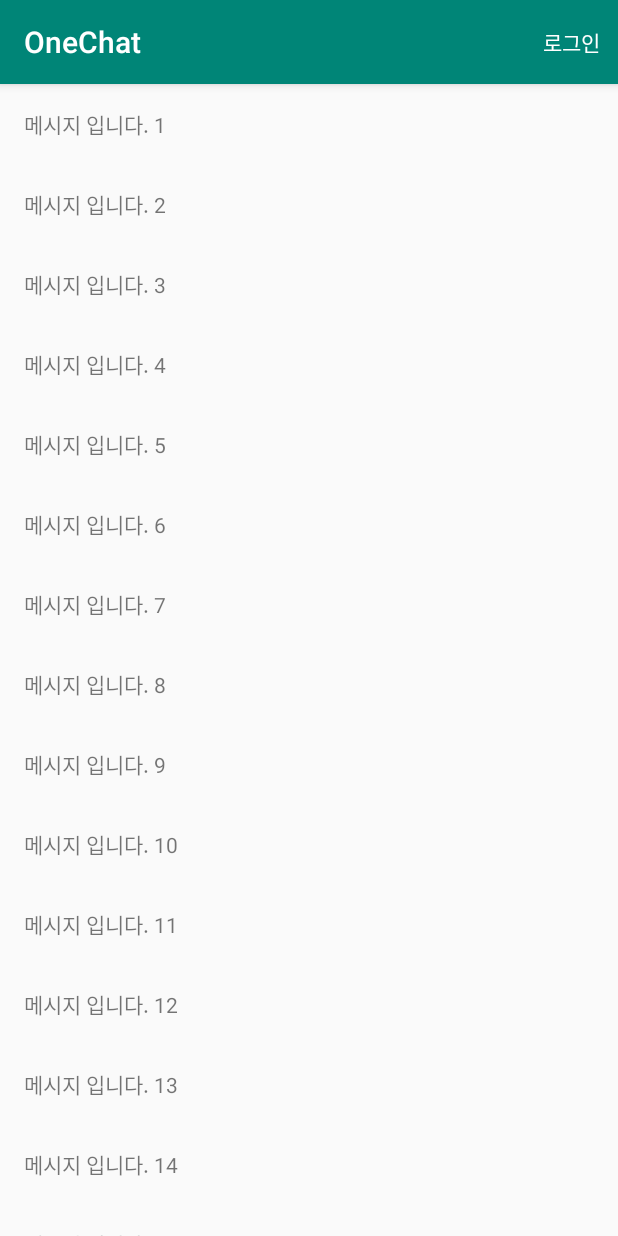
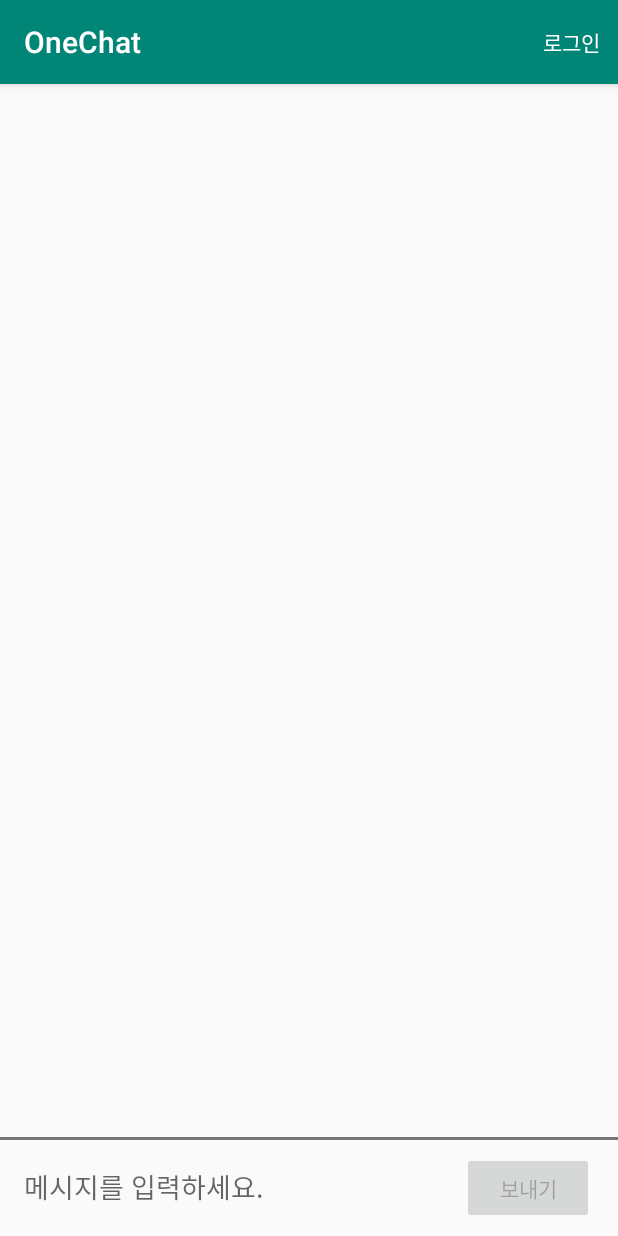
Before and after one commit to vigli-Lee/02OneChat, an Android app: the screen it shows after launch (MainActivity), on a phone screen of 412 x 824 dp. Run offline under Robolectric (Android 15) with nearby library versions, the phone set to English and light mode, and no system bars; our stand-ins replace data binding.

Commit message:
[func] 입력창 추가

```diff
--- a/app/src/main/java/com/mobile/vigli/onechat/main/MainActivity.kt
+++ b/app/src/main/java/com/mobile/vigli/onechat/main/MainActivity.kt
@@ -3,6 +3,8 @@ package com.mobile.vigli.onechat.main
 import android.app.Activity
 import android.content.Intent
 import android.os.Bundle
+import android.text.Editable
+import android.text.TextWatcher
 import android.view.Menu
 import android.view.MenuItem
 import android.widget.Toast
@@ -16,6 +18,7 @@ import com.mobile.vigli.onechat.util.SharedPreferenceUtil
 
 class MainActivity : AppCompatActivity() {
     lateinit var binding: ActivityMainBinding
+    lateinit var adapter: MainChatAdapter
     private var isLogin = false
 
     override fun onCreate(savedInstanceState: Bundle?) {
@@ -28,15 +31,47 @@ class MainActivity : AppCompatActivity() {
         )
 
         var chatItems = ArrayList<ChatItem>()
-        for (idx in 1..100) {
-            var chatItem = ChatItem("메시지 입니다. $idx")
-            chatItems.add(chatItem)
+
+        //init and setting recycler view
+        var linearLayoutManager = LinearLayoutManager(this)
+        adapter = MainChatAdapter(chatItems)
+        binding.rvChat.layoutManager = linearLayoutManager
+        binding.rvChat.adapter = adapter
+
+        //보내기 버튼
+        binding.btnSend.setOnClickListener {
+            var message = binding.etInput.text.toString()
+            //초기화
+            binding.etInput.text.clear()
+
+            var chatItem = ChatItem(message)
+            addItem(chatItem)
         }
 
-        var linearLayoutManager = LinearLayoutManager(this)
-        var adapter = MainChatAdapter(chatItems)
-        binding.rvChat.layoutManager = linearLayoutManager
-        binding.rvChat.adapter = adapter
+        //입력값에 따라 보내기 버튼 상태 변경
+        binding.etInput.addTextChangedListener(object: TextWatcher {
+            override fun afterTextChanged(p0: Editable?) {
+
+            }
+
+            override fun beforeTextChanged(p0: CharSequence?, p1: Int, p2: Int, p3: Int) {
+
+            }
+
+            override fun onTextChanged(p0: CharSequence?, p1: Int, p2: Int, p3: Int) {
+                binding.btnSend.isEnabled = !p0.isNullOrEmpty()
+            }
+        })
+    }
+
+    /**
+     * 메시지를 추가한다.
+     *
+     * @param chatItem
+     */
+    private fun addItem(chatItem: ChatItem) {
+        adapter.addItem(chatItem)
+        binding.rvChat.smoothScrollToPosition(adapter.itemCount - 1)
     }
 
     override fun onCreateOptionsMenu(menu: Menu?): Boolean {
--- a/app/src/main/java/com/mobile/vigli/onechat/main/MainChatAdapter.kt
+++ b/app/src/main/java/com/mobile/vigli/onechat/main/MainChatAdapter.kt
@@ -24,6 +24,11 @@ class MainChatAdapter(var chatItems: ArrayList<ChatItem>): RecyclerView.Adapter<
         holder.binding?.tvMessage?.text = chatItems[position].message
     }
 
+    fun addItem(chatItem: ChatItem) {
+        chatItems.add(chatItem)
+        notifyItemInserted(chatItems.size - 1)
+    }
+
     class ChatViewHolder(view: View): RecyclerView.ViewHolder(view) {
         var binding = DataBindingUtil.bind<ItemChattingBinding>(view)
 
--- a/app/src/main/res/layout/activity_main.xml
+++ b/app/src/main/res/layout/activity_main.xml
@@ -1,16 +1,62 @@
 <?xml version="1.0" encoding="utf-8"?>
-<layout xmlns:android="http://schemas.android.com/apk/res/android">
+<layout xmlns:android="http://schemas.android.com/apk/res/android"
+    xmlns:app="http://schemas.android.com/apk/res-auto">
 
-    <LinearLayout
+    <androidx.constraintlayout.widget.ConstraintLayout
         android:layout_width="match_parent"
         android:layout_height="match_parent"
         android:orientation="vertical">
 
         <androidx.recyclerview.widget.RecyclerView
             android:id="@+id/rvChat"
-            android:layout_width="match_parent"
-            android:layout_height="match_parent"/>
+            android:layout_width="0dp"
+            android:layout_height="0dp"
+            app:layout_constraintLeft_toLeftOf="parent"
+            app:layout_constraintTop_toTopOf="parent"
+            app:layout_constraintRight_toRightOf="parent"
+            app:layout_constraintBottom_toTopOf="@+id/vDivider"/>
 
-    </LinearLayout>
+        <View
+            android:id="@+id/vDivider"
+            android:layout_width="0dp"
+            android:layout_height="2dp"
+            android:background="#777777"
+            app:layout_constraintLeft_toLeftOf="parent"
+            app:layout_constraintRight_toRightOf="parent"
+            app:layout_constraintBottom_toTopOf="@+id/llInput"/>
+
+        <LinearLayout
+            android:id="@+id/llInput"
+            android:layout_width="0dp"
+            android:layout_height="wrap_content"
+            android:orientation="horizontal"
+            app:layout_constraintLeft_toLeftOf="parent"
+            app:layout_constraintRight_toRightOf="parent"
+            app:layout_constraintBottom_toBottomOf="parent"
+            android:paddingLeft="16dp"
+            android:paddingRight="16dp"
+            android:paddingBottom="8dp"
+            android:paddingTop="8dp">
+
+            <EditText
+                android:id="@+id/etInput"
+                android:layout_width="wrap_content"
+                android:layout_height="wrap_content"
+                android:background="@android:color/transparent"
+                android:maxLines="1"
+                android:inputType="text"
+                android:layout_weight="1"
+                android:layout_marginRight="4dp"
+                android:hint="메시지를 입력하세요."/>
+
+            <Button
+                android:id="@+id/btnSend"
+                android:layout_width="wrap_content"
+                android:layout_height="wrap_content"
+                android:enabled="false"
+                android:text="보내기"/>
+        </LinearLayout>
+
+    </androidx.constraintlayout.widget.ConstraintLayout>
 
 </layout>
```
